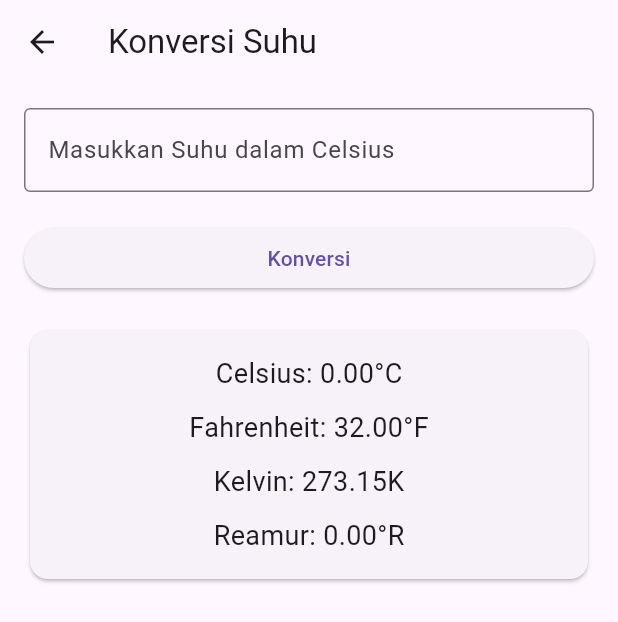
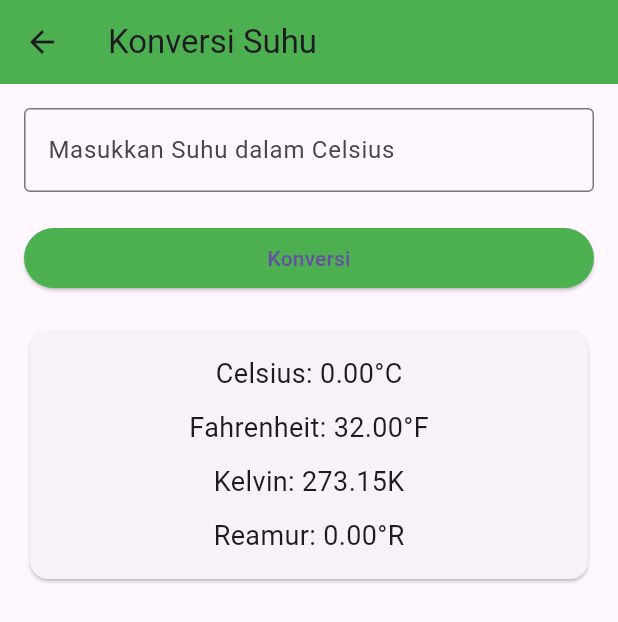
Before and after one commit to Dafaafandi/TUGAS-2, a Flutter app: the TemperatureConverter screen opened directly, on a phone screen of 412 x 824 dp. Shown: the top 622 px of the screen. Run offline on Flutter 3.47's test engine with Material 3 defaults, Android fonts, the phone set to English and light mode, and no system bars.

Commit message:
Update main.dart

```diff
--- a/lib/main.dart
+++ b/lib/main.dart
@@ -1,4 +1,5 @@
 import 'package:flutter/material.dart';
+import 'login_page.dart';
 
 void main() {
   runApp(const MyApp());
@@ -11,8 +12,8 @@ class MyApp extends StatelessWidget {
   Widget build(BuildContext context) {
     return MaterialApp(
       title: 'Konversi Suhu',
-      theme: ThemeData(primarySwatch: Colors.blue),
-      home: const TemperatureConverter(),
+      theme: ThemeData(primarySwatch: Colors.green),
+      home: const MyLoginPage(),
     );
   }
 }
@@ -41,7 +42,6 @@ class _TemperatureConverterState extends State<TemperatureConverter> {
           _reamur = _celsius * 4 / 5;
         });
       } catch (e) {
-        // Handle parsing errors
         ScaffoldMessenger.of(context).showSnackBar(
           const SnackBar(content: Text('Masukkan angka yang valid')),
         );
@@ -52,7 +52,10 @@ class _TemperatureConverterState extends State<TemperatureConverter> {
   @override
   Widget build(BuildContext context) {
     return Scaffold(
-      appBar: AppBar(title: const Text('Konversi Suhu')),
+      appBar: AppBar(
+        title: const Text('Konversi Suhu'),
+        backgroundColor: Colors.green,
+      ),
       body: Padding(
         padding: const EdgeInsets.all(16.0),
         child: Column(
@@ -69,6 +72,7 @@ class _TemperatureConverterState extends State<TemperatureConverter> {
             const SizedBox(height: 20),
             ElevatedButton(
               onPressed: _convertTemperature,
+              style: ElevatedButton.styleFrom(backgroundColor: Colors.green),
               child: const Text('Konversi'),
             ),
             const SizedBox(height: 20),
```
